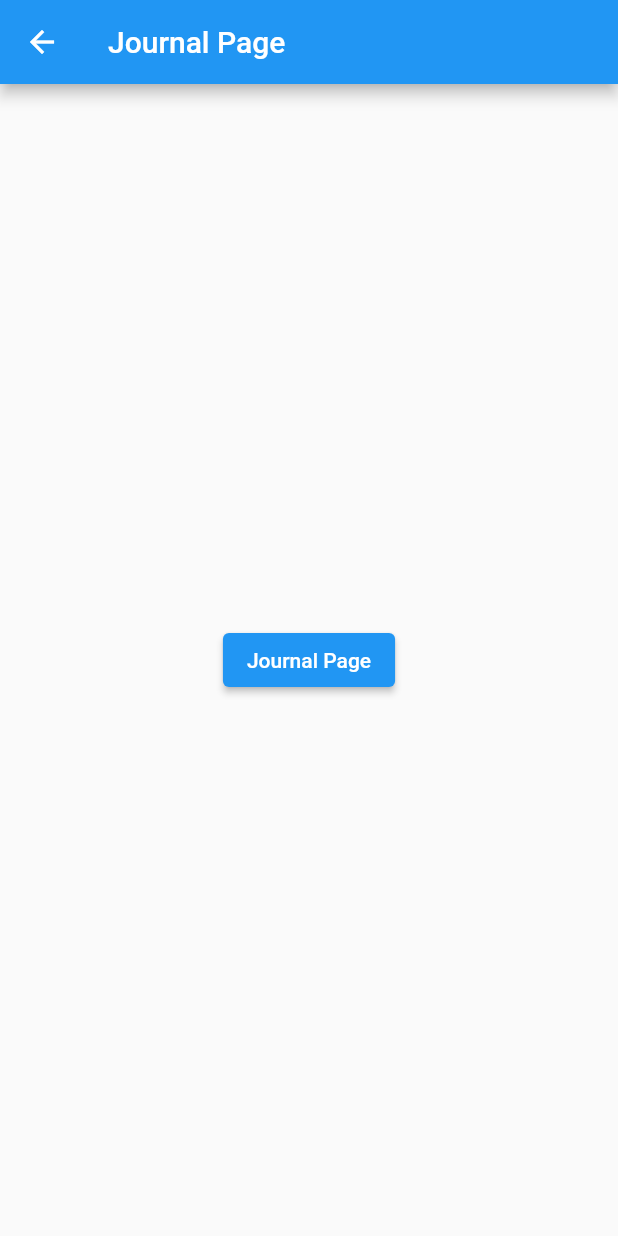
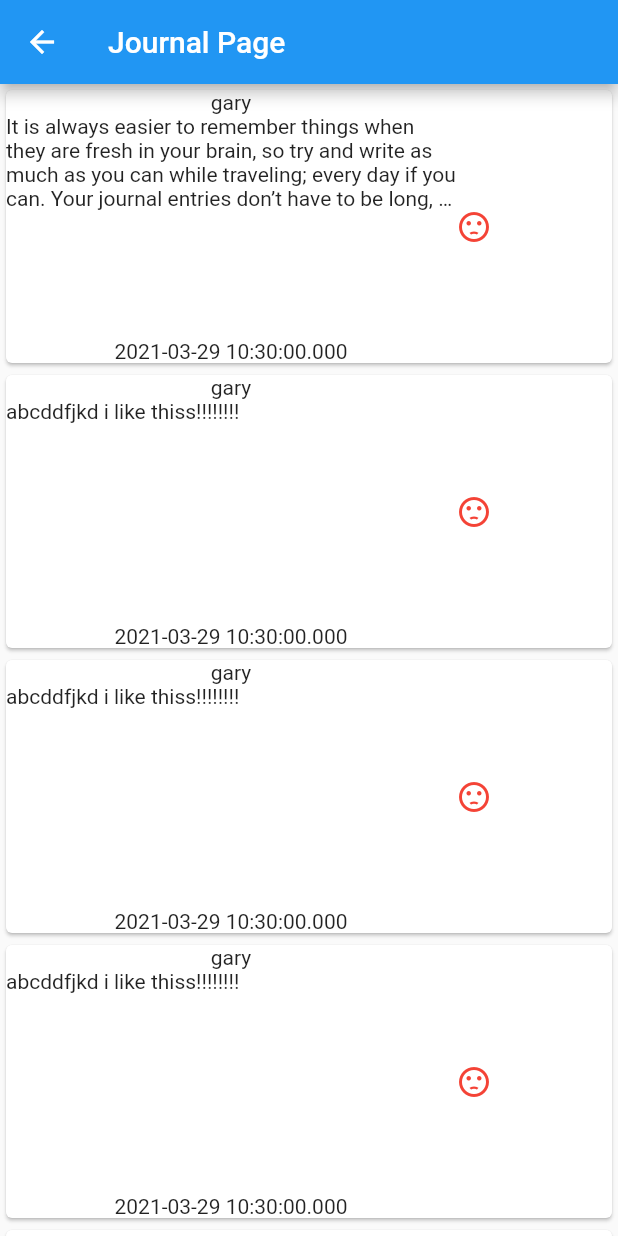
Before and after one commit to garytang75/MindCue, a Flutter app: the JournalPage screen opened directly, on a phone screen of 412 x 824 dp. Run offline on Flutter 3.47's test engine with Material 2 defaults, Android fonts, the phone set to English and light mode, and no system bars; our stand-ins replace fluttertoast, table_calendar; missing offline and left inert: amplify_api, amplify_auth_cognito, amplify_core, amplify_flutter.

Commit message:
Tweaked User Profile Page for further optimization, updated journal_page, aligned the bottom circular button.

```diff
--- a/lib/models/journal.dart
+++ b/lib/models/journal.dart
@@ -20,5 +20,17 @@ final List<Journal> journals = [
   Journal(
       userId: 'gary',
       createdAt: DateTime.now(),
-      journals: "abcddfjkd i like thiss!!!!!!!!")
+      journals: "abcddfjkd i like thiss!!!!!!!!"),
+  Journal(
+      userId: 'gary',
+      createdAt: DateTime.now(),
+      journals: "abcddfjkd i like thiss!!!!!!!!"),
+  Journal(
+      userId: 'gary',
+      createdAt: DateTime.now(),
+      journals: "abcddfjkd i like thiss!!!!!!!!"),
+  Journal(
+      userId: 'gary',
+      createdAt: DateTime.now(),
+      journals: "abcddfjkd i like thiss!!!!!!!!"),
 ];
--- a/lib/page/journal_page.dart
+++ b/lib/page/journal_page.dart
@@ -1,16 +1,43 @@
 import 'package:flutter/material.dart';
+import 'package:flutter_auth2/models/journal.dart';
 
+/*
+3/28/2021 Gary- Moved the List of the Journal into Journal Page
+*/
 class JournalPage extends StatelessWidget {
   @override
   Widget build(BuildContext context) {
     return Scaffold(
-        appBar: AppBar(
-          title: Text('Journal Page'),
-        ),
-        body: Center(
-            child: ElevatedButton(
-          child: Text('Journal Page'),
-          onPressed: () {},
-        )));
+      appBar: AppBar(
+        title: Text('Journal Page'),
+      ),
+      body: ListView(
+        children: [
+          Column(
+            children: journals.map((jr) {
+              return Card(
+                  child: Row(
+                children: [
+                  Column(children: [
+                    Text(jr.userId),
+                    SizedBox(
+                      width: 300,
+                      height: 150,
+                      child: Text(
+                        jr.journals,
+                        maxLines: 4,
+                        overflow: TextOverflow.ellipsis,
+                      ),
+                    ),
+                    Text(jr.createdAt.toString()),
+                  ]),
+                  Icon(Icons.sentiment_dissatisfied, color: Colors.red),
+                ],
+              ));
+            }).toList(),
+          ),
+        ],
+      ),
+    );
   }
 }
```
Also changed, not shown: lib/auth_service.dart (+6 -6 lines), lib/page/home_page.dart (+4 -29 lines), lib/page/user_pprofile_page.dart (+18 -25 lines), lib/widgets/app_version.dart (added, +13 -0 lines), lib/widgets/bottom_app_bar.dart (+12 -6 lines), lib/widgets/circular_animation.dart (+4 -3 lines).
